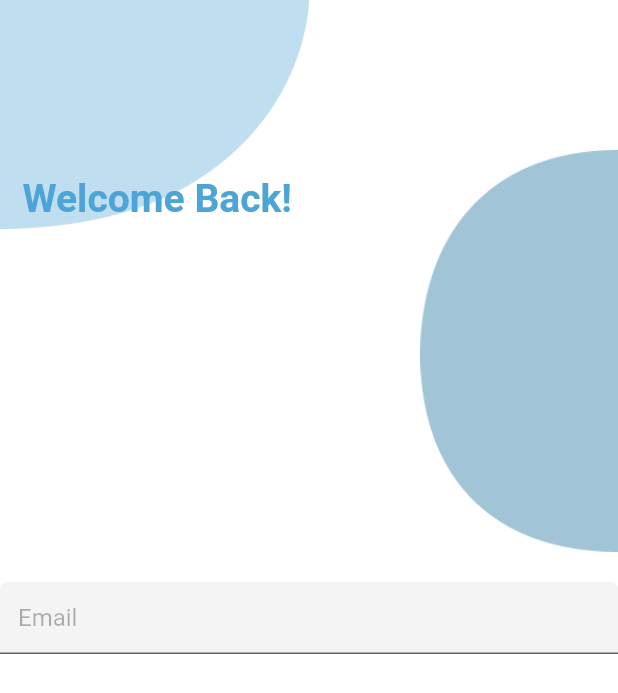
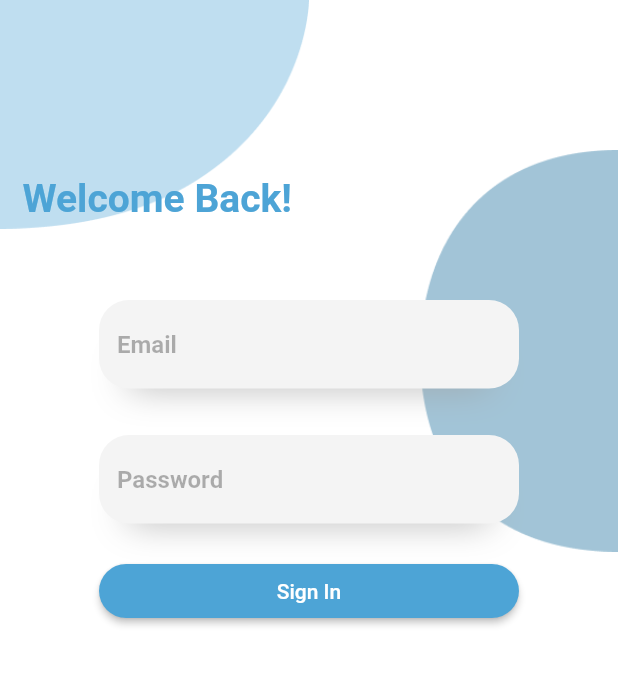
Before and after one commit to tanjilak/waterquality_app, a Flutter app: the screen it shows after launch, after a tap on "Sign In", on a phone screen of 412 x 824 dp. Shown: the top 693 px of the screen. Run offline on Flutter 3.47's test engine with Material 2 defaults, Android fonts, the phone set to English and light mode, and no system bars; our stand-ins replace flutter_svg.

Commit message:
added password text field

```diff
--- a/lib/button.dart
+++ b/lib/home/button.dart
@@ -14,7 +14,7 @@ class Button extends StatelessWidget {
   Widget build(BuildContext context) {
     return Positioned(
       top: 370,
-      width: size.width * 0.8,
+      width: 280,
       child: ElevatedButton(
         onPressed: () {Navigator.push(
             context,
--- a/lib/button2.dart
+++ b/lib/home/button2.dart
@@ -13,7 +13,7 @@ class Button2 extends StatelessWidget {
   Widget build(BuildContext context) {
     return Positioned(
       top: 430,
-      width: size.width * 0.8,
+      width: 280,
       child: ElevatedButton(
         onPressed: () {},
         child: const Text(
--- a/lib/home/home_screen_layout.dart
+++ b/lib/home/home_screen_layout.dart
@@ -1,9 +1,9 @@
 import 'package:flutter/material.dart';
 import 'package:waterquality_app/constants.dart';
 import 'package:flutter_svg/flutter_svg.dart';
-import 'package:waterquality_app/button.dart';
+import 'package:waterquality_app/home/button.dart';
 
-import '../button2.dart';
+import 'button2.dart';
 
 class HomeScreenLayout extends StatelessWidget {
   const HomeScreenLayout({Key? key}) : super(key: key);
--- /dev/null
+++ b/lib/password.dart
@@ -0,0 +1,45 @@
+import 'package:flutter/material.dart';
+import 'package:waterquality_app/constants.dart';
+
+class Password extends StatelessWidget {
+  const Password({
+    Key? key,
+  }) : super(key: key);
+
+  @override
+  Widget build(BuildContext context) {
+    return Positioned(
+      top: 290,
+      child: Container(
+        width: 280,
+        decoration: BoxDecoration(
+          boxShadow: [
+            BoxShadow(
+              color: Colors.grey.withOpacity(0.8),
+              blurRadius: 20,
+              spreadRadius: -20,
+              offset: const Offset(0, 19),
+            ),
+          ],
+        ),
+        child: TextField(
+          obscureText: true,
+          obscuringCharacter: "*",
+          decoration: InputDecoration(
+            filled: true,
+            fillColor: textcolor,
+            hintText: "Password",
+            hintStyle: const TextStyle(
+              color: hintcolor,
+              fontWeight: FontWeight.bold,
+            ),
+            border: OutlineInputBorder(
+              borderRadius: BorderRadius.circular(20.0),
+              borderSide: BorderSide.none,
+            ),
+          ),
+        ),
+      ),
+    );
+  }
+}
--- /dev/null
+++ b/lib/sign_in_button.dart
@@ -0,0 +1,38 @@
+import 'package:flutter/material.dart';
+import 'package:waterquality_app/constants.dart';
+
+class Button extends StatelessWidget {
+  const Button({
+    Key? key,
+    required this.size,
+  }) : super(key: key);
+
+  final Size size;
+
+  @override
+  Widget build(BuildContext context) {
+    return Positioned(
+      top: 370,
+      width: 280,
+      child: ElevatedButton(
+        onPressed: () {},
+        child: const Text(
+          "Sign In",
+          style: TextStyle(
+            color: Colors.white,
+          ),
+        ),
+        style: ButtonStyle(
+            shape: MaterialStateProperty.all<RoundedRectangleBorder>(
+              RoundedRectangleBorder(
+                borderRadius: BorderRadius.circular(18.0),
+              ),
+            ),
+            backgroundColor: MaterialStateProperty.all<Color>(primarycolor),
+            padding: MaterialStateProperty.all<EdgeInsets>(
+                const EdgeInsets.all(10))
+        ),
+      ),
+    );
+  }
+}
--- /dev/null
+++ b/lib/signin/email.dart
@@ -0,0 +1,44 @@
+import 'package:flutter/material.dart';
+import 'package:waterquality_app/constants.dart';
+
+class Email extends StatelessWidget {
+  const Email({
+    Key? key,
+  }) : super(key: key);
+
+  @override
+  Widget build(BuildContext context) {
+    return Positioned(
+      top: 200,
+      child: Container(
+        width: 280,
+        decoration: BoxDecoration(
+          boxShadow: [
+            BoxShadow(
+              color: Colors.grey.withOpacity(0.8),
+              blurRadius: 20,
+              spreadRadius: -20,
+              offset: const Offset(0, 19),
+            ),
+          ],
+        ),
+        child: TextField(
+          decoration: InputDecoration(
+
+            filled: true,
+            fillColor: textcolor,
+            hintText: "Email",
+            hintStyle: const TextStyle(
+              color: hintcolor,
+              fontWeight: FontWeight.bold,
+            ),
+            border: OutlineInputBorder(
+              borderRadius: BorderRadius.circular(20.0),
+              borderSide: BorderSide.none,
+            ),
+          ),
+        ),
+      ),
+    );
+  }
+}
--- a/lib/signin/sign_in_layout.dart
+++ b/lib/signin/sign_in_layout.dart
@@ -1,5 +1,8 @@
 import 'package:flutter/material.dart';
 import 'package:waterquality_app/constants.dart';
+import 'package:waterquality_app/signin/email.dart';
+import 'package:waterquality_app/password.dart';
+import 'package:waterquality_app/sign_in_button.dart';
 
 class SignInLayout extends StatelessWidget {
   const SignInLayout({Key? key,}) : super(key: key);
@@ -41,22 +44,9 @@ class SignInLayout extends StatelessWidget {
           ),
           ),
         ),
-        Positioned(
-          child: TextField(
-           decoration: InputDecoration(
-             filled: true,
-              fillColor: textcolor,
-              hintText: "Email",
-             hintStyle: const TextStyle(
-               color: hintcolor,
-             ),
-            focusedBorder: OutlineInputBorder(
-              borderRadius: BorderRadius.circular(20.0),
-              borderSide: const BorderSide(color: transparent),
-            ),
-            ),
-          ),
-        ),
+        const Email(),
+        const Password(),
+        Button(size: size),
       ],
       ),
     );
```
